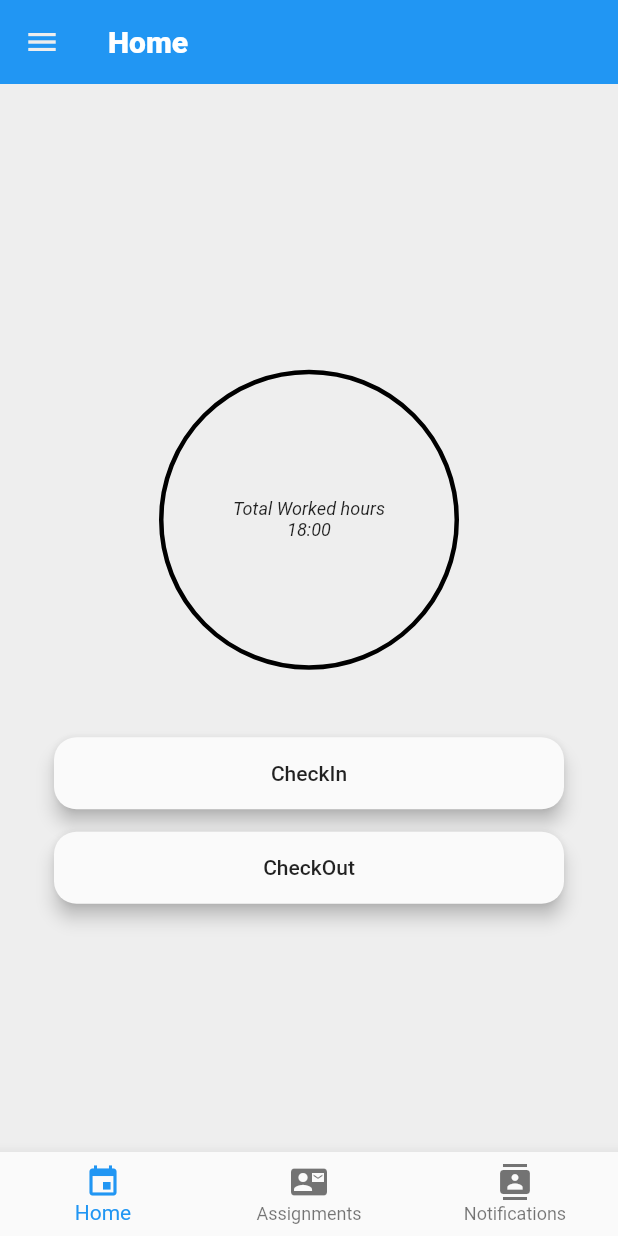
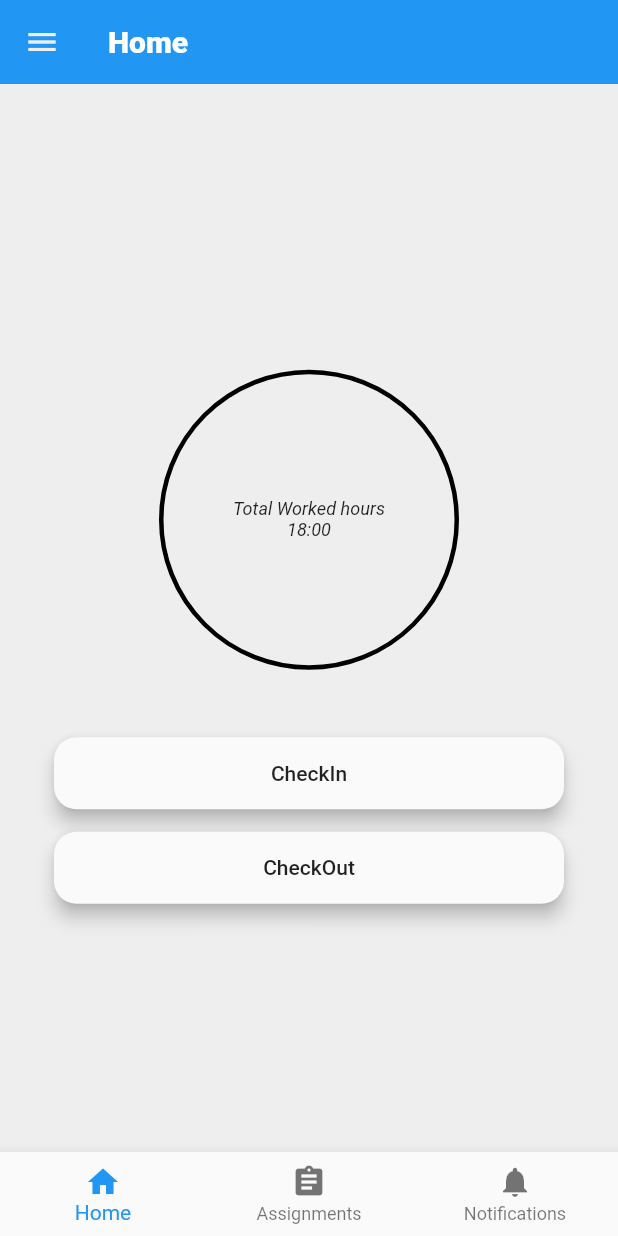
Before and after one commit to derejetabzaw/akile_attendance_system, a Flutter app: the Home screen opened by its route, on a phone screen of 412 x 824 dp. Run offline on Flutter 3.47's test engine with Material 2 defaults, Android fonts, the phone set to English and light mode, and no system bars; our stand-ins replace shared_preferences; missing offline and left inert: rounded_letter; accounts and stored records are empty; Roboto replaces fonts that are missing (TimesNewRoman).

Commit message:
bottom nav icons changed

```diff
--- a/lib/pages/home.dart
+++ b/lib/pages/home.dart
@@ -67,15 +67,15 @@ class HomePage extends State<Home> implements ShouldImp {
         selectedItemColor: PRIMARY_COLOR,
         items: [
           BottomNavigationBarItem(
-            icon: new Icon(Icons.event),
+            icon: new Icon(Icons.home),
             title: new Text('Home'),
           ),
           BottomNavigationBarItem(
-            icon: new Icon(Icons.contact_mail),
+            icon: new Icon(Icons.assignment),
             title: new Text('Assignments'),
           ),
           BottomNavigationBarItem(
-            icon: new Icon(Icons.contacts),
+            icon: new Icon(Icons.notifications),
             title: new Text('Notifications'),
           )
         ],
--- a/pubspec.yaml
+++ b/pubspec.yaml
@@ -14,6 +14,7 @@ dependencies:
   http: ^0.12.0+4
   rounded_letter: ^0.0.6
   cached_network_image: 2.0.0-rc.1
+  device_id: ^0.2.0
 
 dev_dependencies:
   flutter_test:
```
Also changed, not shown: pubspec.lock.
